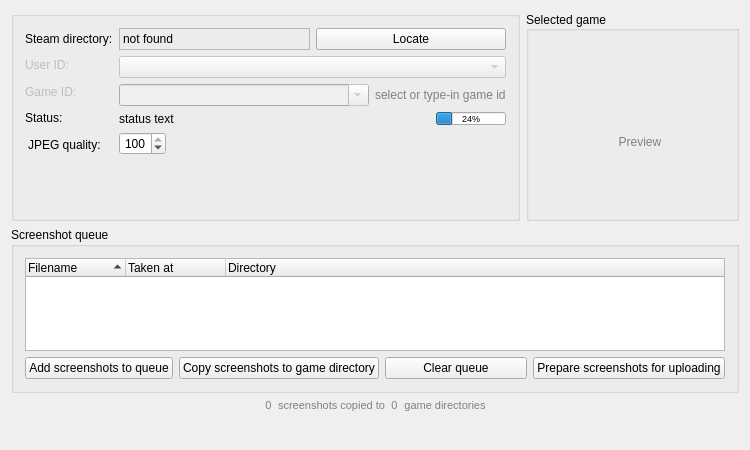
Before: the Qt Designer form mainwindow.ui in Alsweider/SteaScreeLoaded, drawn with Qt 5.
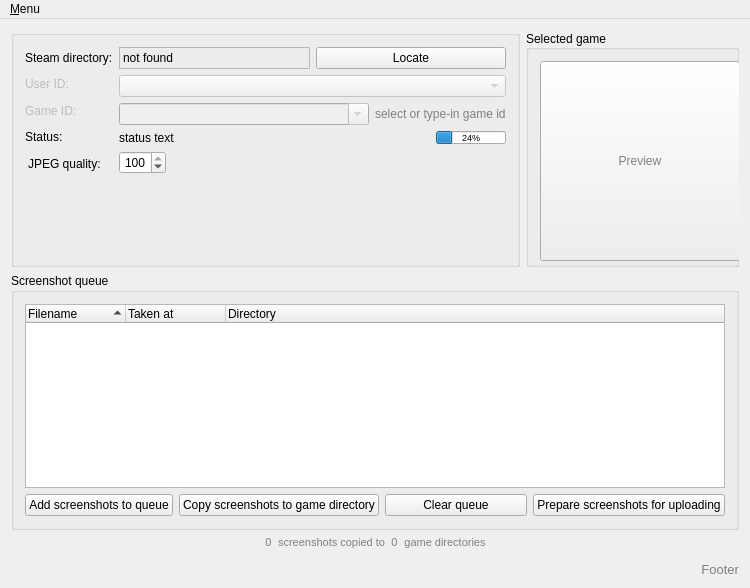
After: the same form once the commit is applied. Icons and pictures are not drawn. Custom widgets are drawn as their Qt base class.

```diff
--- a/mainwindow.ui
+++ b/mainwindow.ui
@@ -7,7 +7,7 @@
     <x>0</x>
     <y>0</y>
     <width>750</width>
-    <height>450</height>
+    <height>588</height>
    </rect>
   </property>
   <property name="minimumSize">
@@ -588,14 +588,8 @@
          <set>Qt::AlignLeading|Qt::AlignLeft|Qt::AlignVCenter</set>
         </property>
         <layout class="QGridLayout" name="gridLayout_4">
-         <item row="0" column="0">
-          <widget class="QLabel" name="label_preview">
-           <property name="sizePolicy">
-            <sizepolicy hsizetype="Preferred" vsizetype="Preferred">
-             <horstretch>0</horstretch>
-             <verstretch>0</verstretch>
-            </sizepolicy>
-           </property>
+         <item row="0" column="1">
+          <widget class="QPushButton" name="pushButtonPreview">
            <property name="minimumSize">
             <size>
              <width>200</width>
@@ -606,10 +600,7 @@
             <string notr="true">color: grey</string>
            </property>
            <property name="text">
-            <string>&lt;html&gt;&lt;head/&gt;&lt;body&gt;&lt;p align=&quot;center&quot;&gt;Preview&lt;/p&gt;&lt;/body&gt;&lt;/html&gt;</string>
-           </property>
-           <property name="alignment">
-            <set>Qt::AlignCenter</set>
+            <string>Preview</string>
            </property>
           </widget>
          </item>
@@ -781,8 +772,16 @@
     </item>
     <item row="3" column="0">
      <widget class="QLabel" name="labelFooter">
+      <property name="font">
+       <font>
+        <pointsize>10</pointsize>
+       </font>
+      </property>
+      <property name="styleSheet">
+       <string notr="true">color: grey</string>
+      </property>
       <property name="text">
-       <string/>
+       <string>Footer</string>
       </property>
       <property name="alignment">
        <set>Qt::AlignRight|Qt::AlignTrailing|Qt::AlignVCenter</set>
@@ -791,6 +790,28 @@
     </item>
    </layout>
   </widget>
+  <widget class="QMenuBar" name="menuBar">
+   <property name="geometry">
+    <rect>
+     <x>0</x>
+     <y>0</y>
+     <width>750</width>
+     <height>22</height>
+    </rect>
+   </property>
+   <widget class="QMenu" name="menuMenu">
+    <property name="title">
+     <string>&amp;Menu</string>
+    </property>
+    <addaction name="actionAbout"/>
+   </widget>
+   <addaction name="menuMenu"/>
+  </widget>
+  <action name="actionAbout">
+   <property name="text">
+    <string>About</string>
+   </property>
+  </action>
  </widget>
  <layoutdefault spacing="6" margin="11"/>
  <customwidgets>
```
Left out of the diff: 231 changed lines with no effect on the pictures.
